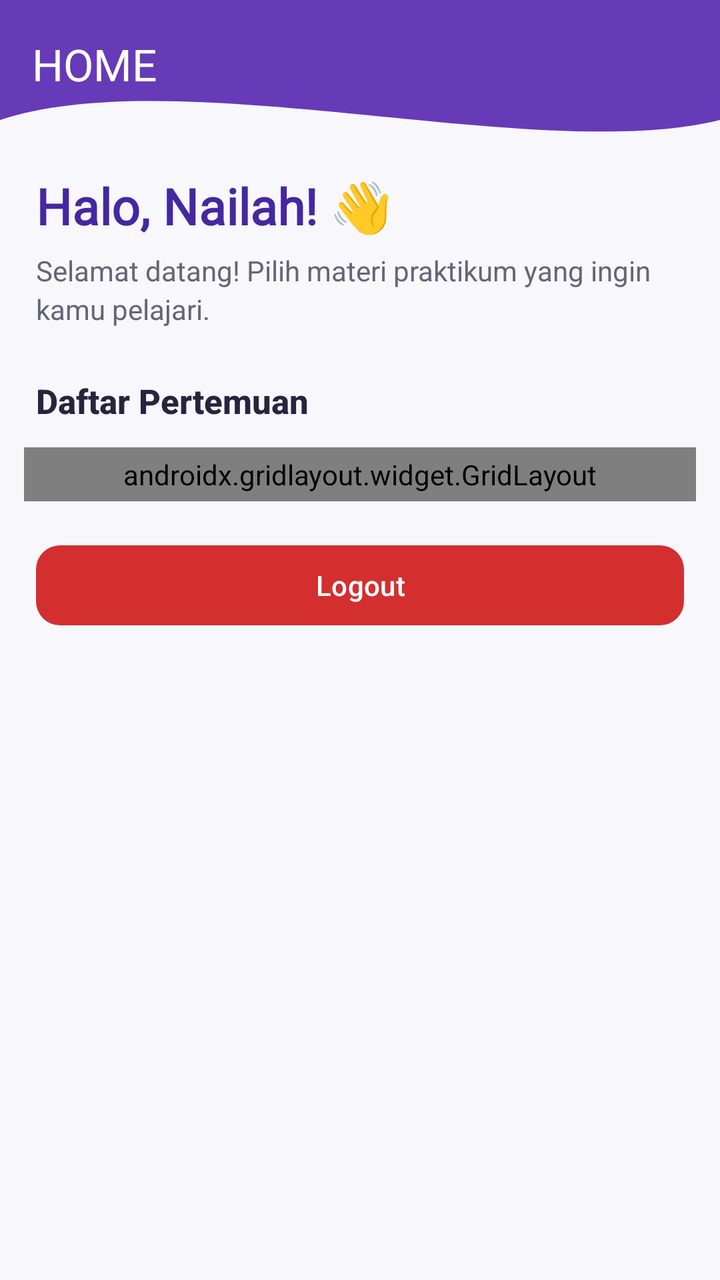
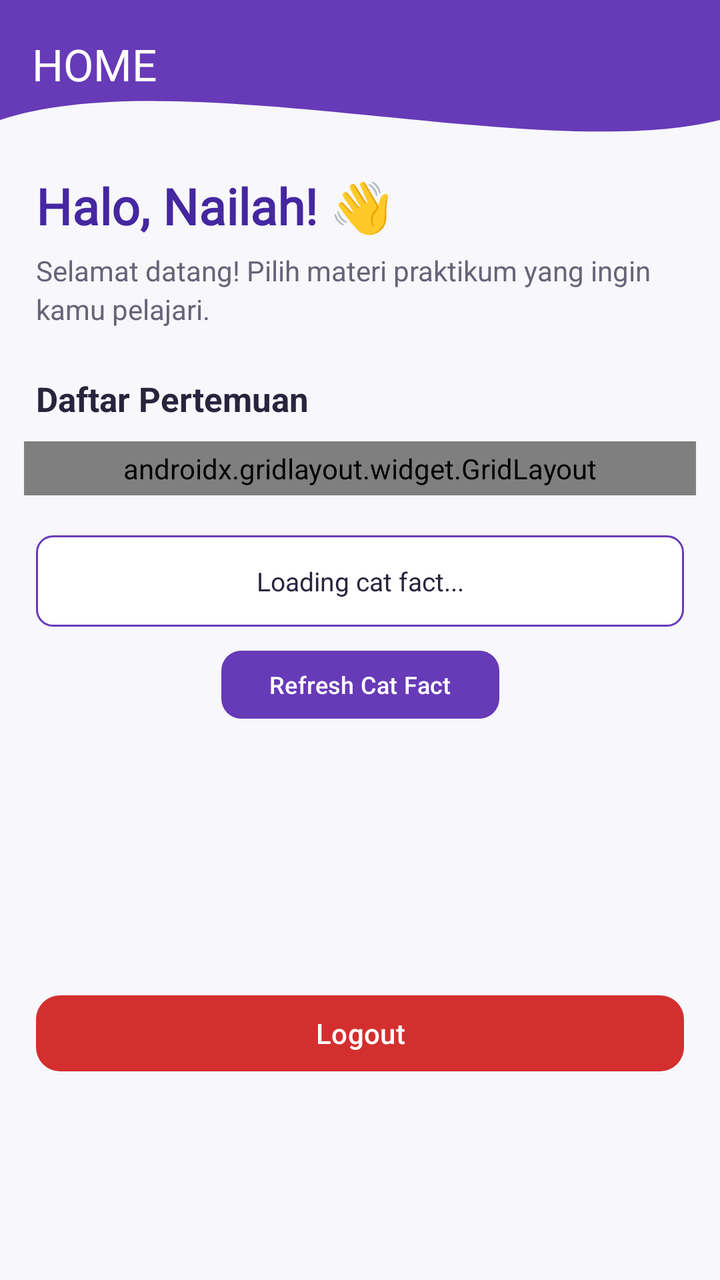

Before-and-after screenshots of an Android layout around one commit, followed by the original layout XML and the change that was made.
<!-- AndroidManifest.xml: application theme Theme.Mars_Nailah -->
<!-- res/layout/fragment_home.xml -->
<?xml version="1.0" encoding="utf-8"?>
<androidx.constraintlayout.widget.ConstraintLayout
    xmlns:android="http://schemas.android.com/apk/res/android"
    xmlns:app="http://schemas.android.com/apk/res-auto"
    xmlns:tools="http://schemas.android.com/tools"
    android:layout_width="match_parent"
    android:layout_height="match_parent"
    android:background="#F7F7FC"
    tools:context=".Home.HomeFragment">

    
    <View
        android:id="@+id/background_header"
        android:layout_width="0dp"
        android:layout_height="150dp"
        android:background="@drawable/bg_header_wave"
        app:layout_constraintTop_toTopOf="parent"
        app:layout_constraintStart_toStartOf="parent"
        app:layout_constraintEnd_toEndOf="parent" />

    
    <com.google.android.material.appbar.MaterialToolbar
        android:id="@+id/toolbar"
        android:layout_width="0dp"
        android:layout_height="?attr/actionBarSize"
        android:background="@android:color/transparent"
        android:elevation="0dp"
        app:title="HOME"
        app:titleTextColor="#FFFFFF"
        app:layout_constraintTop_toTopOf="parent"
        app:layout_constraintStart_toStartOf="parent"
        app:layout_constraintEnd_toEndOf="parent" />

    
    <TextView
        android:id="@+id/tvWelcome"
        android:layout_width="0dp"
        android:layout_height="wrap_content"
        android:layout_marginStart="18dp"
        android:layout_marginEnd="18dp"
        android:layout_marginTop="22dp"
        android:fontFamily="@font/bitcountink_variable"
        android:text="Halo, Nailah! 👋"
        android:textColor="#4527A0"
        android:textSize="25sp"
        android:textStyle="bold"
        app:layout_constraintTop_toBottomOf="@id/toolbar"
        app:layout_constraintStart_toStartOf="parent"
        app:layout_constraintEnd_toEndOf="parent" />

    
    <TextView
        android:id="@+id/tvDescription"
        android:layout_width="0dp"
        android:layout_height="wrap_content"
        android:layout_marginStart="18dp"
        android:layout_marginEnd="18dp"
        android:layout_marginTop="6dp"
        android:fontFamily="sans-serif"
        android:text="Selamat datang! Pilih materi praktikum yang ingin kamu pelajari."
        android:textColor="#666477"
        android:textSize="14sp"
        android:lineSpacingExtra="3dp"
        app:layout_constraintTop_toBottomOf="@id/tvWelcome"
        app:layout_constraintStart_toStartOf="parent"
        app:layout_constraintEnd_toEndOf="parent" />

    
    <TextView
        android:id="@+id/tvSectionTitle"
        android:layout_width="0dp"
        android:layout_height="wrap_content"
        android:layout_marginStart="18dp"
        android:layout_marginEnd="18dp"
        android:layout_marginTop="25dp"
        android:text="Daftar Pertemuan"
        android:textColor="#29243D"
        android:textSize="17sp"
        android:textStyle="bold"
        android:fontFamily="sans-serif-medium"
        app:layout_constraintTop_toBottomOf="@id/tvDescription"
        app:layout_constraintStart_toStartOf="parent"
        app:layout_constraintEnd_toEndOf="parent" />

    
    <androidx.gridlayout.widget.GridLayout
        android:id="@+id/gridLayoutPertemuan"
        android:layout_width="0dp"
        android:layout_height="wrap_content"
        android:layout_marginStart="12dp"
        android:layout_marginEnd="12dp"
        android:layout_marginTop="12dp"
        android:padding="4dp"
        app:columnCount="3"
        app:rowCount="3"
        app:useDefaultMargins="true"
        app:layout_constraintTop_toBottomOf="@id/tvSectionTitle"
        app:layout_constraintStart_toStartOf="parent"
        app:layout_constraintEnd_toEndOf="parent">

        
        <com.google.android.material.button.MaterialButton
            android:id="@+id/btnToSecond"
            android:layout_width="0dp"
            android:layout_height="85dp"
            android:minWidth="0dp"
            android:text="Pertemuan 2"
            android:textSize="11sp"
            android:textAllCaps="false"
            android:textColor="#FFFFFF"
            android:fontFamily="sans-serif-medium"
            app:cornerRadius="12dp"
            app:backgroundTint="#673AB7"
            app:layout_columnWeight="1"
            app:layout_gravity="fill_horizontal" />

        
        <com.google.android.material.button.MaterialButton
            android:id="@+id/btnToThird"
            android:layout_width="0dp"
            android:layout_height="85dp"
            android:minWidth="0dp"
            android:text="Pertemuan 3"
            android:textSize="11sp"
            android:textAllCaps="false"
            android:textColor="#FFFFFF"
            android:fontFamily="sans-serif-medium"
            app:cornerRadius="12dp"
            app:backgroundTint="#673AB7"
            app:layout_columnWeight="1"
            app:layout_gravity="fill_horizontal" />

        
        <com.google.android.material.button.MaterialButton
            android:id="@+id/btnToFourth"
            android:layout_width="0dp"
            android:layout_height="85dp"
            android:minWidth="0dp"
            android:text="Pertemuan 4"
            android:textSize="11sp"
            android:textAllCaps="false"
            android:textColor="#FFFFFF"
            android:fontFamily="sans-serif-medium"
            app:cornerRadius="12dp"
            app:backgroundTint="#673AB7"
            app:layout_columnWeight="1"
            app:layout_gravity="fill_horizontal" />

        
        <com.google.android.material.button.MaterialButton
            android:id="@+id/btnToFifth"
            android:layout_width="0dp"
            android:layout_height="85dp"
            android:minWidth="0dp"
            android:text="Pertemuan 5"
            android:textSize="11sp"
            android:textAllCaps="false"
            android:textColor="#FFFFFF"
            android:fontFamily="sans-serif-medium"
            app:cornerRadius="12dp"
            app:backgroundTint="#673AB7"
            app:layout_columnWeight="1"
            app:layout_gravity="fill_horizontal" />

        
        <com.google.android.material.button.MaterialButton
            android:id="@+id/btnToSixth"
            android:layout_width="0dp"
            android:layout_height="85dp"
            android:minWidth="0dp"
            android:text="Pertemuan 6"
            android:textSize="11sp"
            android:textAllCaps="false"
            android:textColor="#FFFFFF"
            android:fontFamily="sans-serif-medium"
            app:cornerRadius="12dp"
            app:backgroundTint="#673AB7"
            app:layout_columnWeight="1"
            app:layout_gravity="fill_horizontal" />

        
        <com.google.android.material.button.MaterialButton
            android:id="@+id/btnPertemuan9"
            android:layout_width="0dp"
            android:layout_height="85dp"
            android:minWidth="0dp"
            android:text="Pertemuan 9"
            android:textSize="11sp"
            android:textAllCaps="false"
            android:textColor="#FFFFFF"
            android:fontFamily="sans-serif-medium"
            app:cornerRadius="12dp"
            app:backgroundTint="#673AB7"
            app:layout_columnWeight="1"
            app:layout_gravity="fill_horizontal" />

        
        <com.google.android.material.button.MaterialButton
            android:id="@+id/btnPertemuan10"
            android:layout_width="0dp"
            android:layout_height="85dp"
            android:minWidth="0dp"
            android:text="Pertemuan 10"
            android:textSize="11sp"
            android:textAllCaps="false"
            android:textColor="#FFFFFF"
            android:fontFamily="sans-serif-medium"
            app:cornerRadius="12dp"
            app:backgroundTint="#512DA8"
            app:layout_columnWeight="1"
            app:layout_gravity="fill_horizontal" />

    </androidx.gridlayout.widget.GridLayout>

    
    <com.google.android.material.button.MaterialButton
        android:id="@+id/btnLogout"
        android:layout_width="0dp"
        android:layout_height="48dp"
        android:layout_marginStart="18dp"
        android:layout_marginEnd="18dp"
        android:layout_marginTop="18dp"
        android:text="Logout"
        android:textSize="14sp"
        android:textAllCaps="false"
        android:textColor="#FFFFFF"
        android:fontFamily="sans-serif-medium"
        app:cornerRadius="12dp"
        app:backgroundTint="#D32F2F"
        app:elevation="1dp"
        app:layout_constraintTop_toBottomOf="@id/gridLayoutPertemuan"
        app:layout_constraintStart_toStartOf="parent"
        app:layout_constraintEnd_toEndOf="parent" />

</androidx.constraintlayout.widget.ConstraintLayout>
<!-- resources referenced by this layout -->
<resources>
  <!-- drawable bg_header_wave (drawable) -->
  <vector xmlns:android="http://schemas.android.com/apk/res/android"
      android:width="100dp"
      android:height="100dp"
      android:viewportWidth="100"
      android:viewportHeight="100">
  
      <path
          android:fillColor="#673AB7"
          android:pathData="
              M0,0
              L100,0
              L100,40
              C75,55
               25,20
               0,40
              Z" />
  
  </vector>
  <style name="Theme.Mars_Nailah" parent="Base.Theme.Mars_Nailah" />
  <style name="Base.Theme.Mars_Nailah" parent="Theme.Material3.Light.NoActionBar">
  
          <item name="colorPrimary">#1976D2</item>
          <item name="colorSecondary">#03A9F4</item>
          <item name="android:windowLightStatusBar">true</item>
          <item name="android:windowBackground">#FFFFFF</item>
  
      </style>
</resources>

<!-- the commit's change to res/layout/fragment_home.xml (unified diff, before → after) -->
@@ -1,235 +1,273 @@
 <?xml version="1.0" encoding="utf-8"?>
-<androidx.constraintlayout.widget.ConstraintLayout
+<androidx.core.widget.NestedScrollView
     xmlns:android="http://schemas.android.com/apk/res/android"
     xmlns:app="http://schemas.android.com/apk/res-auto"
     xmlns:tools="http://schemas.android.com/tools"
     android:layout_width="match_parent"
     android:layout_height="match_parent"
     android:background="#F7F7FC"
+    android:fillViewport="true"
+    android:scrollbars="none"
     tools:context=".Home.HomeFragment">
 
-    
-    <View
-        android:id="@+id/background_header"
-        android:layout_width="0dp"
-        android:layout_height="150dp"
-        android:background="@drawable/bg_header_wave"
-        app:layout_constraintTop_toTopOf="parent"
-        app:layout_constraintStart_toStartOf="parent"
-        app:layout_constraintEnd_toEndOf="parent" />
-
-    
-    <com.google.android.material.appbar.MaterialToolbar
-        android:id="@+id/toolbar"
-        android:layout_width="0dp"
-        android:layout_height="?attr/actionBarSize"
-        android:background="@android:color/transparent"
-        android:elevation="0dp"
-        app:title="HOME"
-        app:titleTextColor="#FFFFFF"
-        app:layout_constraintTop_toTopOf="parent"
-        app:layout_constraintStart_toStartOf="parent"
-        app:layout_constraintEnd_toEndOf="parent" />
-
-    
-    <TextView
-        android:id="@+id/tvWelcome"
-        android:layout_width="0dp"
-        android:layout_height="wrap_content"
-        android:layout_marginStart="18dp"
-        android:layout_marginEnd="18dp"
-        android:layout_marginTop="22dp"
-        android:fontFamily="@font/bitcountink_variable"
-        android:text="Halo, Nailah! 👋"
-        android:textColor="#4527A0"
-        android:textSize="25sp"
-        android:textStyle="bold"
-        app:layout_constraintTop_toBottomOf="@id/toolbar"
-        app:layout_constraintStart_toStartOf="parent"
-        app:layout_constraintEnd_toEndOf="parent" />
-
-    
-    <TextView
-        android:id="@+id/tvDescription"
-        android:layout_width="0dp"
-        android:layout_height="wrap_content"
-        android:layout_marginStart="18dp"
-        android:layout_marginEnd="18dp"
-        android:layout_marginTop="6dp"
-        android:fontFamily="sans-serif"
-        android:text="Selamat datang! Pilih materi praktikum yang ingin kamu pelajari."
-        android:textColor="#666477"
-        android:textSize="14sp"
-        android:lineSpacingExtra="3dp"
-        app:layout_constraintTop_toBottomOf="@id/tvWelcome"
-        app:layout_constraintStart_toStartOf="parent"
-        app:layout_constraintEnd_toEndOf="parent" />
-
-    
-    <TextView
-        android:id="@+id/tvSectionTitle"
-        android:layout_width="0dp"
-        android:layout_height="wrap_content"
-        android:layout_marginStart="18dp"
-        android:layout_marginEnd="18dp"
-        android:layout_marginTop="25dp"
-        android:text="Daftar Pertemuan"
-        android:textColor="#29243D"
-        android:textSize="17sp"
-        android:textStyle="bold"
-        android:fontFamily="sans-serif-medium"
-        app:layout_constraintTop_toBottomOf="@id/tvDescription"
-        app:layout_constraintStart_toStartOf="parent"
-        app:layout_constraintEnd_toEndOf="parent" />
-
-    
-    <androidx.gridlayout.widget.GridLayout
-        android:id="@+id/gridLayoutPertemuan"
-        android:layout_width="0dp"
-        android:layout_height="wrap_content"
-        android:layout_marginStart="12dp"
-        android:layout_marginEnd="12dp"
-        android:layout_marginTop="12dp"
-        android:padding="4dp"
-        app:columnCount="3"
-        app:rowCount="3"
-        app:useDefaultMargins="true"
-        app:layout_constraintTop_toBottomOf="@id/tvSectionTitle"
-        app:layout_constraintStart_toStartOf="parent"
-        app:layout_constraintEnd_toEndOf="parent">
+    <androidx.constraintlayout.widget.ConstraintLayout
+        android:layout_width="match_parent"
+        android:layout_height="wrap_content">
+
+        
+        <View
+            android:id="@+id/background_header"
+            android:layout_width="0dp"
+            android:layout_height="150dp"
+            android:background="@drawable/bg_header_wave"
+            app:layout_constraintTop_toTopOf="parent"
+            app:layout_constraintStart_toStartOf="parent"
+            app:layout_constraintEnd_toEndOf="parent" />
+
+        
+        <com.google.android.material.appbar.MaterialToolbar
+            android:id="@+id/toolbar"
+            android:layout_width="0dp"
+            android:layout_height="?attr/actionBarSize"
+            android:background="@android:color/transparent"
+            android:elevation="0dp"
+            app:title="HOME"
+            app:titleTextColor="#FFFFFF"
+            app:layout_constraintTop_toTopOf="parent"
+            app:layout_constraintStart_toStartOf="parent"
+            app:layout_constraintEnd_toEndOf="parent" />
+
+        
+        <TextView
+            android:id="@+id/tvWelcome"
+            android:layout_width="0dp"
+            android:layout_height="wrap_content"
+            android:layout_marginStart="18dp"
+            android:layout_marginEnd="18dp"
+            android:layout_marginTop="22dp"
+            android:fontFamily="@font/bitcountink_variable"
+            android:text="Halo, Nailah! 👋"
+            android:textColor="#4527A0"
+            android:textSize="25sp"
+            android:textStyle="bold"
+            app:layout_constraintTop_toBottomOf="@id/toolbar"
+            app:layout_constraintStart_toStartOf="parent"
+            app:layout_constraintEnd_toEndOf="parent" />
+
+        
+        <TextView
+            android:id="@+id/tvDescription"
+            android:layout_width="0dp"
+            android:layout_height="wrap_content"
+            android:layout_marginStart="18dp"
+            android:layout_marginEnd="18dp"
+            android:layout_marginTop="6dp"
+            android:text="Selamat datang! Pilih materi praktikum yang ingin kamu pelajari."
+            android:textColor="#666477"
+            android:textSize="14sp"
+            android:lineSpacingExtra="3dp"
+            app:layout_constraintTop_toBottomOf="@id/tvWelcome"
+            app:layout_constraintStart_toStartOf="parent"
+            app:layout_constraintEnd_toEndOf="parent" />
+
+        
+        <TextView
+            android:id="@+id/tvSectionTitle"
+            android:layout_width="0dp"
+            android:layout_height="wrap_content"
+            android:layout_marginStart="18dp"
+            android:layout_marginEnd="18dp"
+            android:layout_marginTop="24dp"
+            android:text="Daftar Pertemuan"
+            android:textColor="#29243D"
+            android:textSize="17sp"
+            android:textStyle="bold"
+            app:layout_constraintTop_toBottomOf="@id/tvDescription"
+            app:layout_constraintStart_toStartOf="parent"
+            app:layout_constraintEnd_toEndOf="parent" />
+
+        
+        <androidx.gridlayout.widget.GridLayout
+            android:id="@+id/gridLayoutPertemuan"
+            android:layout_width="0dp"
+            android:layout_height="wrap_content"
+            android:layout_marginStart="12dp"
+            android:layout_marginEnd="12dp"
+            android:layout_marginTop="10dp"
+            android:padding="4dp"
+            app:columnCount="3"
+            app:rowCount="3"
+            app:useDefaultMargins="true"
+            app:layout_constraintTop_toBottomOf="@id/tvSectionTitle"
+            app:layout_constraintStart_toStartOf="parent"
+            app:layout_constraintEnd_toEndOf="parent">
+
+            <com.google.android.material.button.MaterialButton
+                android:id="@+id/btnToSecond"
+                android:layout_width="0dp"
+                android:layout_height="70dp"
+                android:minWidth="0dp"
+                android:text="Pertemuan 2"
+                android:textSize="11sp"
+                android:textAllCaps="false"
+                android:textColor="#FFFFFF"
+                app:cornerRadius="12dp"
+                app:backgroundTint="#673AB7"
+                app:layout_columnWeight="1"
+                app:layout_gravity="fill_horizontal" />
+
+            <com.google.android.material.button.MaterialButton
+                android:id="@+id/btnToThird"
+                android:layout_width="0dp"
+                android:layout_height="70dp"
+                android:minWidth="0dp"
+                android:text="Pertemuan 3"
+                android:textSize="11sp"
+                android:textAllCaps="false"
+                android:textColor="#FFFFFF"
+                app:cornerRadius="12dp"
+                app:backgroundTint="#673AB7"
+                app:layout_columnWeight="1"
+                app:layout_gravity="fill_horizontal" />
+
+            <com.google.android.material.button.MaterialButton
+                android:id="@+id/btnToFourth"
+                android:layout_width="0dp"
+                android:layout_height="70dp"
+                android:minWidth="0dp"
+                android:text="Pertemuan 4"
+                android:textSize="11sp"
+                android:textAllCaps="false"
+                android:textColor="#FFFFFF"
+                app:cornerRadius="12dp"
+                app:backgroundTint="#673AB7"
+                app:layout_columnWeight="1"
+                app:layout_gravity="fill_horizontal" />
+
+            <com.google.android.material.button.MaterialButton
+                android:id="@+id/btnToFifth"
+                android:layout_width="0dp"
+                android:layout_height="70dp"
+                android:minWidth="0dp"
+                android:text="Pertemuan 5"
+                android:textSize="11sp"
+                android:textAllCaps="false"
+                android:textColor="#FFFFFF"
+                app:cornerRadius="12dp"
+                app:backgroundTint="#673AB7"
+                app:layout_columnWeight="1"
+                app:layout_gravity="fill_horizontal" />
+
+            <com.google.android.material.button.MaterialButton
+                android:id="@+id/btnToSixth"
+                android:layout_width="0dp"
+                android:layout_height="70dp"
+                android:minWidth="0dp"
+                android:text="Pertemuan 6"
+                android:textSize="11sp"
+                android:textAllCaps="false"
+                android:textColor="#FFFFFF"
+                app:cornerRadius="12dp"
+                app:backgroundTint="#673AB7"
+                app:layout_columnWeight="1"
+                app:layout_gravity="fill_horizontal" />
+
+            <com.google.android.material.button.MaterialButton
+                android:id="@+id/btnPertemuan9"
+                android:layout_width="0dp"
+                android:layout_height="70dp"
+                android:minWidth="0dp"
+                android:text="Pertemuan 9"
+                android:textSize="11sp"
+                android:textAllCaps="false"
+                android:textColor="#FFFFFF"
+                app:cornerRadius="12dp"
+                app:backgroundTint="#673AB7"
+                app:layout_columnWeight="1"
+                app:layout_gravity="fill_horizontal" />
+
+            <com.google.android.material.button.MaterialButton
+                android:id="@+id/btnPertemuan10"
+                android:layout_width="0dp"
+                android:layout_height="70dp"
+                android:minWidth="0dp"
+                android:text="Pertemuan 10"
+                android:textSize="11sp"
+                android:textAllCaps="false"
+                android:textColor="#FFFFFF"
+                app:cornerRadius="12dp"
+                app:backgroundTint="#512DA8"
+                app:layout_columnWeight="1"
+                app:layout_gravity="fill_horizontal" />
+
+        </androidx.gridlayout.widget.GridLayout>
+
+        
+        <TextView
+            android:id="@+id/tvCatFact"
+            android:layout_width="0dp"
+            android:layout_height="wrap_content"
+            android:layout_marginStart="18dp"
+            android:layout_marginEnd="18dp"
+            android:layout_marginTop="20dp"
+            android:padding="14dp"
+            android:background="@drawable/edit_text_background"
+            android:gravity="center"
+            android:text="Loading cat fact..."
+            android:textAlignment="center"
+            android:textColor="#29243D"
+            android:textSize="13sp"
+            app:layout_constraintTop_toBottomOf="@id/gridLayoutPertemuan"
+            app:layout_constraintStart_toStartOf="parent"
+            app:layout_constraintEnd_toEndOf="parent" />
 
         
         <com.google.android.material.button.MaterialButton
-            android:id="@+id/btnToSecond"
-            android:layout_width="0dp"
-            android:layout_height="85dp"
-            android:minWidth="0dp"
-            android:text="Pertemuan 2"
-            android:textSize="11sp"
+            android:id="@+id/btnRefresh"
+            android:layout_width="wrap_content"
+            android:layout_height="42dp"
+            android:layout_marginTop="8dp"
+            android:text="Refresh Cat Fact"
             android:textAllCaps="false"
             android:textColor="#FFFFFF"
-            android:fontFamily="sans-serif-medium"
-            app:cornerRadius="12dp"
+            android:textSize="12sp"
+            app:cornerRadius="10dp"
             app:backgroundTint="#673AB7"
-            app:layout_columnWeight="1"
-            app:layout_gravity="fill_horizontal" />
+            app:layout_constraintTop_toBottomOf="@id/tvCatFact"
+            app:layout_constraintStart_toStartOf="parent"
+            app:layout_constraintEnd_toEndOf="parent" />
+
+        
+
+        
+        <androidx.recyclerview.widget.RecyclerView
+            android:id="@+id/rvGallery"
+            android:layout_width="match_parent"
+            android:layout_height="0dp"
+            android:layout_marginTop="16dp"
+            android:padding="8dp"
+            app:layout_constraintTop_toBottomOf="@+id/btnRefresh"/>
 
         
         <com.google.android.material.button.MaterialButton
-            android:id="@+id/btnToThird"
-            android:layout_width="0dp"
-            android:layout_height="85dp"
-            android:minWidth="0dp"
-            android:text="Pertemuan 3"
-            android:textSize="11sp"
+            android:id="@+id/btnLogout"
+            android:layout_width="0dp"
+            android:layout_height="46dp"
+            android:layout_marginStart="18dp"
+            android:layout_marginEnd="18dp"
+            android:layout_marginTop="18dp"
+            android:layout_marginBottom="20dp"
+            android:text="Logout"
+            android:textSize="14sp"
             android:textAllCaps="false"
             android:textColor="#FFFFFF"
-            android:fontFamily="sans-serif-medium"
             app:cornerRadius="12dp"
-            app:backgroundTint="#673AB7"
-            app:layout_columnWeight="1"
-            app:layout_gravity="fill_horizontal" />
-
-        
-        <com.google.android.material.button.MaterialButton
-            android:id="@+id/btnToFourth"
-            android:layout_width="0dp"
-            android:layout_height="85dp"
-            android:minWidth="0dp"
-            android:text="Pertemuan 4"
-            android:textSize="11sp"
-            android:textAllCaps="false"
-            android:textColor="#FFFFFF"
-            android:fontFamily="sans-serif-medium"
-            app:cornerRadius="12dp"
-            app:backgroundTint="#673AB7"
-            app:layout_columnWeight="1"
-            app:layout_gravity="fill_horizontal" />
-
-        
-        <com.google.android.material.button.MaterialButton
-            android:id="@+id/btnToFifth"
-            android:layout_width="0dp"
-            android:layout_height="85dp"
-            android:minWidth="0dp"
-            android:text="Pertemuan 5"
-            android:textSize="11sp"
-            android:textAllCaps="false"
-            android:textColor="#FFFFFF"
-            android:fontFamily="sans-serif-medium"
-            app:cornerRadius="12dp"
-            app:backgroundTint="#673AB7"
-            app:layout_columnWeight="1"
-            app:layout_gravity="fill_horizontal" />
-
-        
-        <com.google.android.material.button.MaterialButton
-            android:id="@+id/btnToSixth"
-            android:layout_width="0dp"
-            android:layout_height="85dp"
-            android:minWidth="0dp"
-            android:text="Pertemuan 6"
-            android:textSize="11sp"
-            android:textAllCaps="false"
-            android:textColor="#FFFFFF"
-            android:fontFamily="sans-serif-medium"
-            app:cornerRadius="12dp"
-            app:backgroundTint="#673AB7"
-            app:layout_columnWeight="1"
-            app:layout_gravity="fill_horizontal" />
-
-        
-        <com.google.android.material.button.MaterialButton
-            android:id="@+id/btnPertemuan9"
-            android:layout_width="0dp"
-            android:layout_height="85dp"
-            android:minWidth="0dp"
-            android:text="Pertemuan 9"
-            android:textSize="11sp"
-            android:textAllCaps="false"
-            android:textColor="#FFFFFF"
-            android:fontFamily="sans-serif-medium"
-            app:cornerRadius="12dp"
-            app:backgroundTint="#673AB7"
-            app:layout_columnWeight="1"
-            app:layout_gravity="fill_horizontal" />
-
-        
-        <com.google.android.material.button.MaterialButton
-            android:id="@+id/btnPertemuan10"
-            android:layout_width="0dp"
-            android:layout_height="85dp"
-            android:minWidth="0dp"
-            android:text="Pertemuan 10"
-            android:textSize="11sp"
-            android:textAllCaps="false"
-            android:textColor="#FFFFFF"
-            android:fontFamily="sans-serif-medium"
-            app:cornerRadius="12dp"
-            app:backgroundTint="#512DA8"
-            app:layout_columnWeight="1"
-            app:layout_gravity="fill_horizontal" />
-
-    </androidx.gridlayout.widget.GridLayout>
-
-    
-    <com.google.android.material.button.MaterialButton
-        android:id="@+id/btnLogout"
-        android:layout_width="0dp"
-        android:layout_height="48dp"
-        android:layout_marginStart="18dp"
-        android:layout_marginEnd="18dp"
-        android:layout_marginTop="18dp"
-        android:text="Logout"
-        android:textSize="14sp"
-        android:textAllCaps="false"
-        android:textColor="#FFFFFF"
-        android:fontFamily="sans-serif-medium"
-        app:cornerRadius="12dp"
-        app:backgroundTint="#D32F2F"
-        app:elevation="1dp"
-        app:layout_constraintTop_toBottomOf="@id/gridLayoutPertemuan"
-        app:layout_constraintStart_toStartOf="parent"
-        app:layout_constraintEnd_toEndOf="parent" />
-
-</androidx.constraintlayout.widget.ConstraintLayout>
+            app:backgroundTint="#D32F2F"
+            app:layout_constraintTop_toBottomOf="@id/rvGallery"
+            app:layout_constraintStart_toStartOf="parent"
+            app:layout_constraintEnd_toEndOf="parent"
+            app:layout_constraintBottom_toBottomOf="parent" />
+
+    </androidx.constraintlayout.widget.ConstraintLayout>
+
+</androidx.core.widget.NestedScrollView>
<!-- resource entries referenced after the edit -->
@@ -19,6 +19,30 @@
               Z" />
   
   </vector>
+  <!-- drawable edit_text_background (drawable) -->
+  <?xml version="1.0" encoding="utf-8"?>
+  <shape xmlns:android="http://schemas.android.com/apk/res/android"
+      android:shape="rectangle">
+  
+      
+      <solid android:color="#FFFFFF" />
+  
+      
+      <stroke
+          android:width="1dp"
+          android:color="#673AB7" />
+  
+      
+      <corners android:radius="8dp" />
+  
+      
+      <padding
+          android:left="12dp"
+          android:top="12dp"
+          android:right="12dp"
+          android:bottom="12dp" />
+  
+  </shape>
   <style name="Theme.Mars_Nailah" parent="Base.Theme.Mars_Nailah" />
   <style name="Base.Theme.Mars_Nailah" parent="Theme.Material3.Light.NoActionBar">
   
